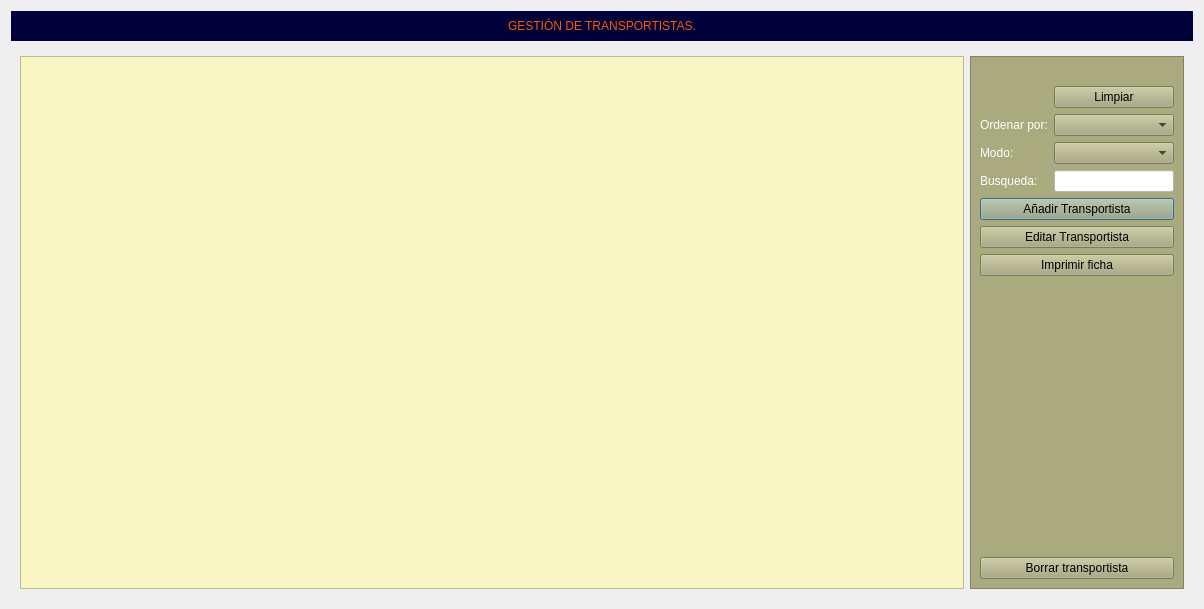
Before: the Qt Designer form Zona_Maestros/frmtransportistas.ui in arcnexus/RedFoX, drawn with Qt 5.
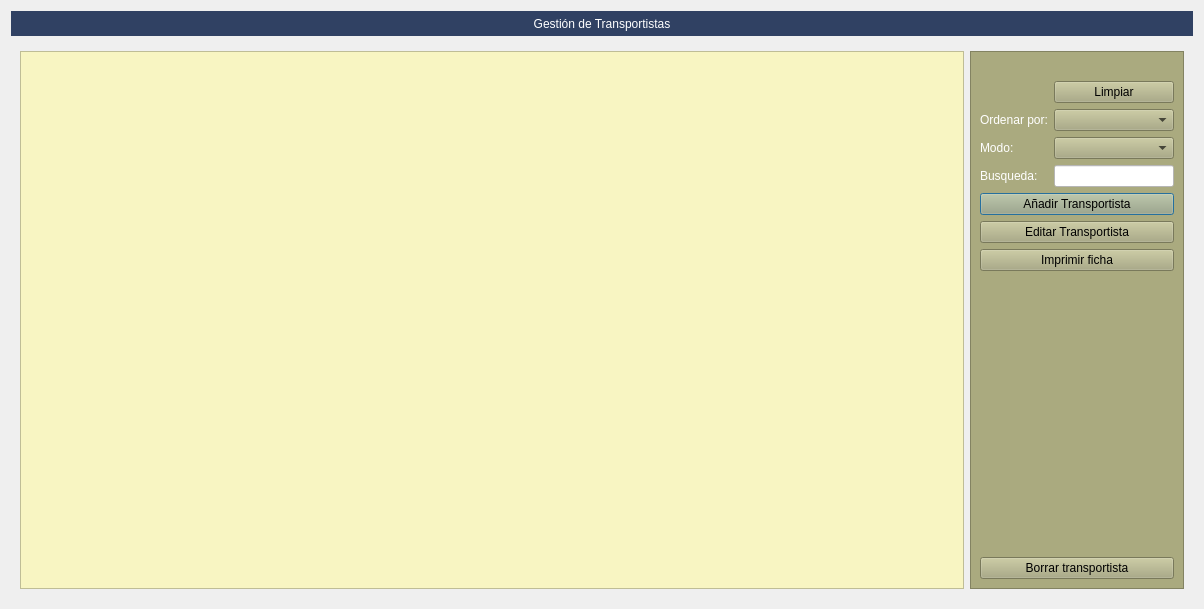
After: the same form once the commit is applied. Icons and pictures are not drawn.

What changed in the file:
```diff
--- a/Zona_Maestros/frmtransportistas.ui
+++ b/Zona_Maestros/frmtransportistas.ui
@@ -1213,16 +1213,16 @@
      <property name="minimumSize">
       <size>
        <width>300</width>
-       <height>30</height>
+       <height>25</height>
       </size>
      </property>
      <property name="styleSheet">
       <string notr="true">font: 14pt &quot;Sans Serif&quot;;
-color: rgb(255, 85, 0);
-background-color: rgb(0, 0, 58);</string>
+color: rgb(255, 255, 255);
+background-color: #304163;</string>
      </property>
      <property name="text">
-      <string>GESTIÓN DE TRANSPORTISTAS.</string>
+      <string>Gestión de Transportistas</string>
      </property>
      <property name="alignment">
       <set>Qt::AlignCenter</set>
```
